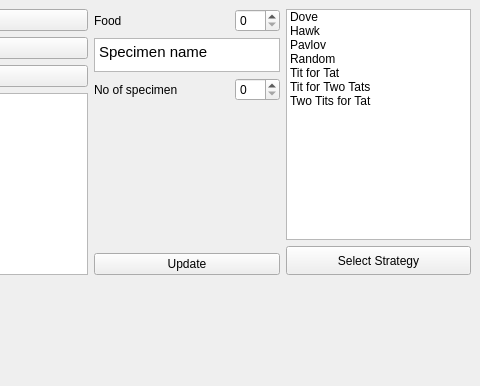
Above: IPDS_QT_Project/mainwindow.ui from MATF-RS20/RS015-ipds-iterated-prisoners-dilemma-simulation before the change; both pictures show x 384 to 864 and y 0 to 386 of the 864 by 639 pixel window. Below: the same form after it.
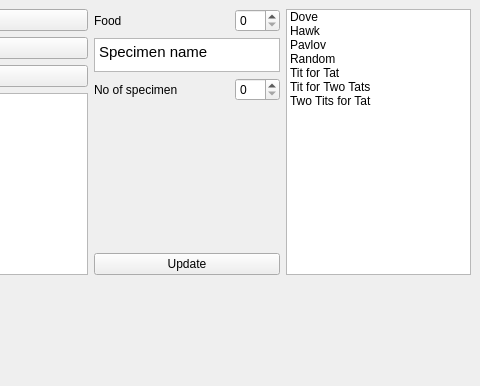
That is the form after the change. Custom widgets are drawn as their Qt base class.

Diff of the .ui file:
```diff
--- a/IPDS_QT_Project/mainwindow.ui
+++ b/IPDS_QT_Project/mainwindow.ui
@@ -238,7 +238,7 @@
          </layout>
         </item>
         <item>
-         <layout class="QVBoxLayout" name="verticalLayout_2" stretch="8,1">
+         <layout class="QVBoxLayout" name="verticalLayout_2" stretch="8">
           <item>
            <layout class="QHBoxLayout" name="horizontalLayout_4">
             <item>
@@ -282,23 +282,6 @@
             </item>
            </layout>
           </item>
-          <item>
-           <layout class="QHBoxLayout" name="horizontalLayout_11">
-            <item>
-             <widget class="QPushButton" name="changeSpecimenNumber">
-              <property name="sizePolicy">
-               <sizepolicy hsizetype="Expanding" vsizetype="Expanding">
-                <horstretch>0</horstretch>
-                <verstretch>0</verstretch>
-               </sizepolicy>
-              </property>
-              <property name="text">
-               <string>Select Strategy</string>
-              </property>
-             </widget>
-            </item>
-           </layout>
-          </item>
          </layout>
         </item>
        </layout>
```
Left out of the diff: 6 changed lines with no effect on the pictures.
